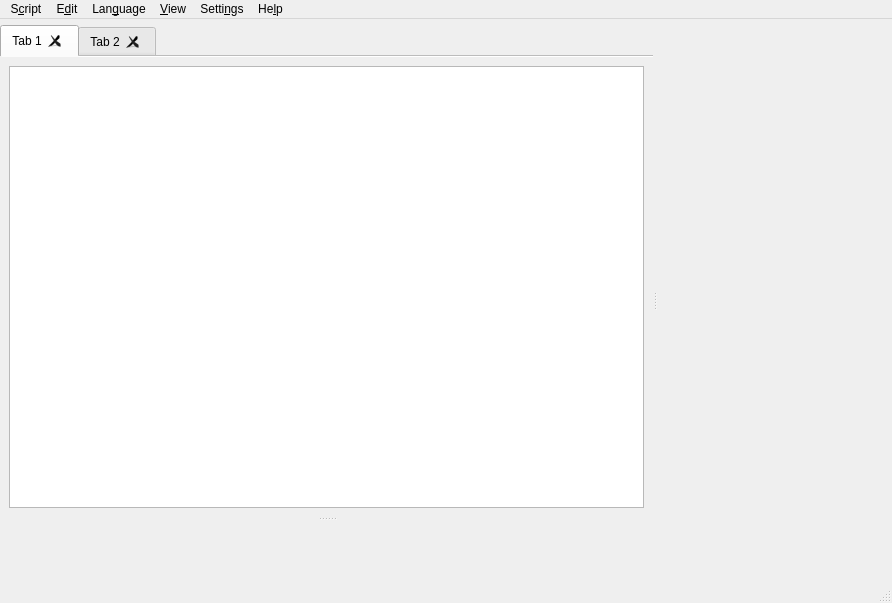
First picture: the form in buliscript/buliscript/bs/resources/bsmainwindow.ui, repository Grum999/BuliScript, before the edit.
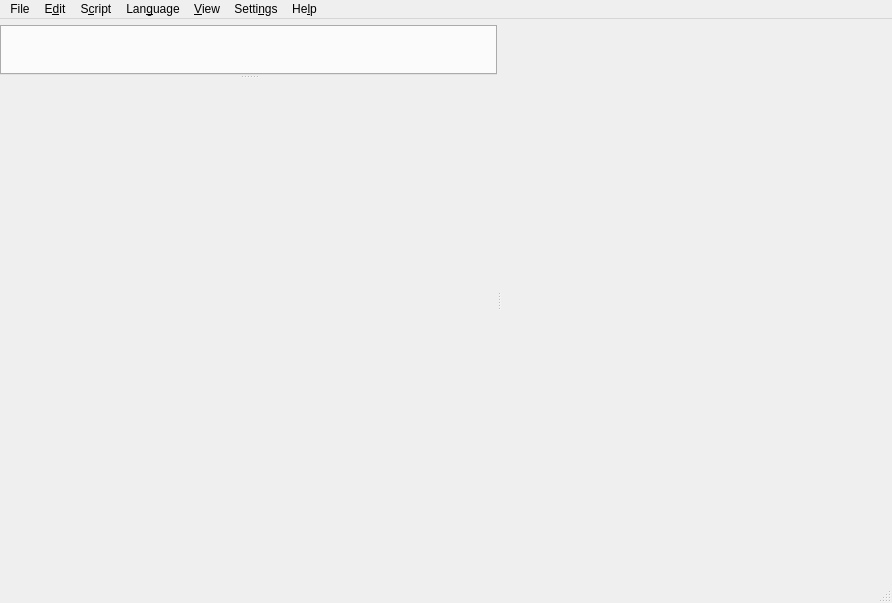
Second picture: the form after the edit. Icons and pictures are not drawn. Custom widgets are drawn as their Qt base class.

```diff
--- a/buliscript/buliscript/bs/resources/bsmainwindow.ui
+++ b/buliscript/buliscript/bs/resources/bsmainwindow.ui
@@ -62,13 +62,16 @@
             <enum>QTabWidget::Rounded</enum>
            </property>
            <property name="currentIndex">
-            <number>0</number>
+            <number>-1</number>
+           </property>
+           <property name="elideMode">
+            <enum>Qt::ElideNone</enum>
            </property>
            <property name="usesScrollButtons">
             <bool>true</bool>
            </property>
            <property name="documentMode">
-            <bool>true</bool>
+            <bool>false</bool>
            </property>
            <property name="tabsClosable">
             <bool>true</bool>
@@ -76,21 +79,6 @@
            <property name="movable">
             <bool>true</bool>
            </property>
-           <widget class="QWidget" name="tab">
-            <attribute name="title">
-             <string>Tab 1</string>
-            </attribute>
-            <layout class="QHBoxLayout" name="horizontalLayout">
-             <item>
-              <widget class="WCodeEditor" name="plainTextEdit"/>
-             </item>
-            </layout>
-           </widget>
-           <widget class="QWidget" name="tab_2">
-            <attribute name="title">
-             <string>Tab 2</string>
-            </attribute>
-           </widget>
           </widget>
           <widget class="QWidget" name="wConsoleArea" native="true"/>
          </widget>
@@ -108,12 +96,12 @@
      <x>0</x>
      <y>0</y>
      <width>892</width>
-     <height>31</height>
+     <height>30</height>
     </rect>
    </property>
-   <widget class="QMenu" name="menuScript">
+   <widget class="QMenu" name="menuFile">
     <property name="title">
-     <string>S&amp;cript</string>
+     <string>File</string>
     </property>
     <widget class="QMenu" name="menuScriptRecent">
      <property name="title">
@@ -184,8 +172,15 @@
     <addaction name="separator"/>
     <addaction name="actionViewShowConsole"/>
    </widget>
-   <addaction name="menuScript"/>
+   <widget class="QMenu" name="menuScript">
+    <property name="title">
+     <string>S&amp;cript</string>
+    </property>
+    <addaction name="actionScriptExecute"/>
+   </widget>
+   <addaction name="menuFile"/>
    <addaction name="menuEdit"/>
+   <addaction name="menuScript"/>
    <addaction name="menuLanguage"/>
    <addaction name="menuView"/>
    <addaction name="menuSettings"/>
@@ -419,9 +414,10 @@
  </widget>
  <customwidgets>
   <customwidget>
-   <class>WCodeEditor</class>
-   <extends>QPlainTextEdit</extends>
-   <header>buliscript.pktk.widgets.wcodeeditor</header>
+   <class>BSDocuments</class>
+   <extends>QTabWidget</extends>
+   <header>buliscript.bs.bsdocument</header>
+   <container>1</container>
   </customwidget>
  </customwidgets>
  <resources/>
```
Left out of the diff: 95 changed lines with no effect on the pictures.
